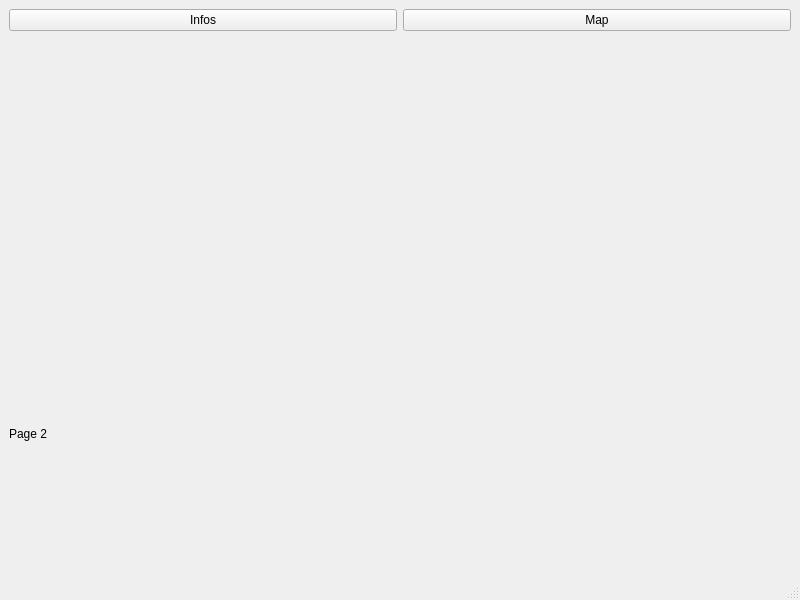
Old version of the form mainWindow.ui in the repository Owkly/Qt-JO-MapApplication.
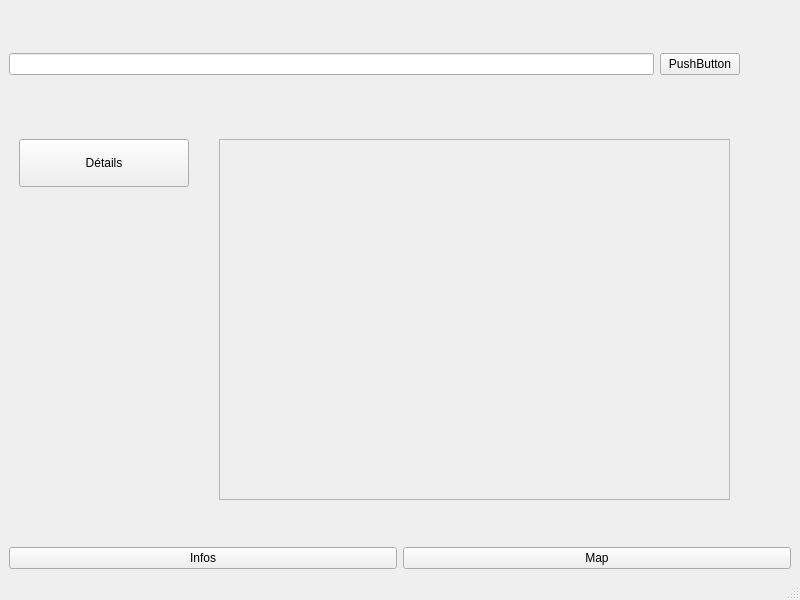
New version of the form.

```diff
--- a/mainWindow.ui
+++ b/mainWindow.ui
@@ -15,30 +15,35 @@
   </property>
   <widget class="QWidget" name="centralwidget">
    <layout class="QGridLayout" name="gridLayout">
-    <item row="1" column="1">
+    <item row="1" column="0">
+     <layout class="QHBoxLayout" name="horizontalLayout_3">
+      <item>
+       <widget class="QPushButton" name="openInfoMain">
+        <property name="text">
+         <string>Infos</string>
+        </property>
+       </widget>
+      </item>
+      <item>
+       <widget class="QPushButton" name="openMapMain">
+        <property name="text">
+         <string>Map</string>
+        </property>
+       </widget>
+      </item>
+     </layout>
+    </item>
+    <item row="0" column="0">
      <widget class="QStackedWidget" name="stackedWidget">
       <property name="currentIndex">
-       <number>1</number>
+       <number>0</number>
       </property>
-      <widget class="QWidget" name="page">
-       <widget class="QLabel" name="label">
-        <property name="geometry">
-         <rect>
-          <x>0</x>
-          <y>380</y>
-          <width>129</width>
-          <height>34</height>
-         </rect>
-        </property>
-        <property name="text">
-         <string>Page 1</string>
-        </property>
-       </widget>
+      <widget class="QWidget" name="infoPage">
        <widget class="QPushButton" name="openDetailedInfo">
         <property name="geometry">
          <rect>
-          <x>280</x>
-          <y>190</y>
+          <x>10</x>
+          <y>130</y>
           <width>170</width>
           <height>48</height>
          </rect>
@@ -47,42 +52,54 @@
          <string>Détails</string>
         </property>
        </widget>
-      </widget>
-      <widget class="QWidget" name="page_2">
-       <widget class="QLabel" name="label_2">
+       <widget class="QWidget" name="horizontalLayoutWidget">
         <property name="geometry">
          <rect>
           <x>0</x>
-          <y>380</y>
-          <width>129</width>
-          <height>34</height>
+          <y>10</y>
+          <width>731</width>
+          <height>91</height>
          </rect>
         </property>
-        <property name="text">
-         <string>Page 2</string>
+        <layout class="QHBoxLayout" name="horizontalLayout">
+         <item>
+          <widget class="QLineEdit" name="lineEdit"/>
+         </item>
+         <item>
+          <widget class="QPushButton" name="pushButton">
+           <property name="text">
+            <string>PushButton</string>
+           </property>
+          </widget>
+         </item>
+        </layout>
+       </widget>
+       <widget class="QScrollArea" name="scrollArea">
+        <property name="geometry">
+         <rect>
+          <x>210</x>
+          <y>130</y>
+          <width>511</width>
+          <height>361</height>
+         </rect>
         </property>
+        <property name="widgetResizable">
+         <bool>true</bool>
+        </property>
+        <widget class="QWidget" name="scrollAreaWidgetContents">
+         <property name="geometry">
+          <rect>
+           <x>0</x>
+           <y>0</y>
+           <width>509</width>
+           <height>359</height>
+          </rect>
+         </property>
+        </widget>
        </widget>
       </widget>
      </widget>
     </item>
-    <item row="0" column="1">
-     <layout class="QHBoxLayout" name="horizontalLayout_3">
-      <item>
-       <widget class="QPushButton" name="openInfoMain">
-        <property name="text">
-         <string>Infos</string>
-        </property>
-       </widget>
-      </item>
-      <item>
-       <widget class="QPushButton" name="openMapMain">
-        <property name="text">
-         <string>Map</string>
-        </property>
-       </widget>
-      </item>
-     </layout>
-    </item>
    </layout>
   </widget>
   <widget class="QMenuBar" name="menubar">
```
Left out of the diff: 3 changed lines with no effect on the pictures.
